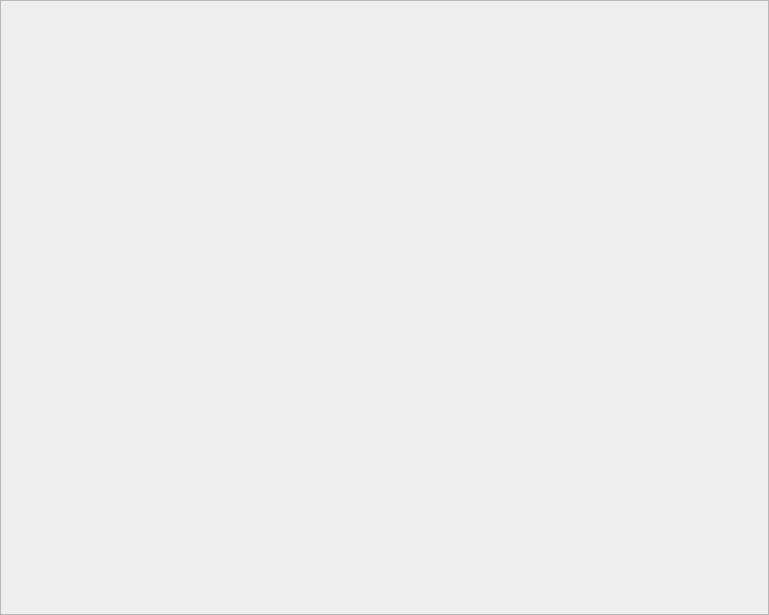
The window that ui/frameClient.ui (KaneRoot/ihmsem6a) describes before a commit, drawn with Qt 5.
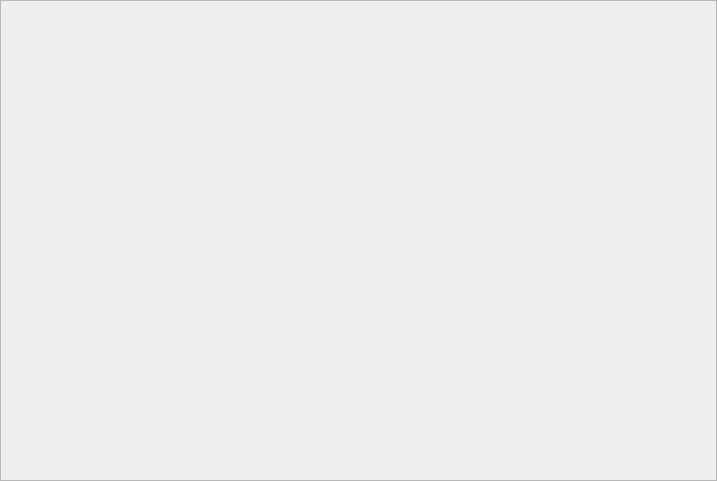
The same window after the commit.

```diff
--- a/ui/frameClient.ui
+++ b/ui/frameClient.ui
@@ -6,8 +6,8 @@
    <rect>
     <x>0</x>
     <y>0</y>
-    <width>769</width>
-    <height>615</height>
+    <width>717</width>
+    <height>481</height>
    </rect>
   </property>
   <property name="windowTitle">
```
Left out of the diff: 4 changed lines with no effect on the pictures.
